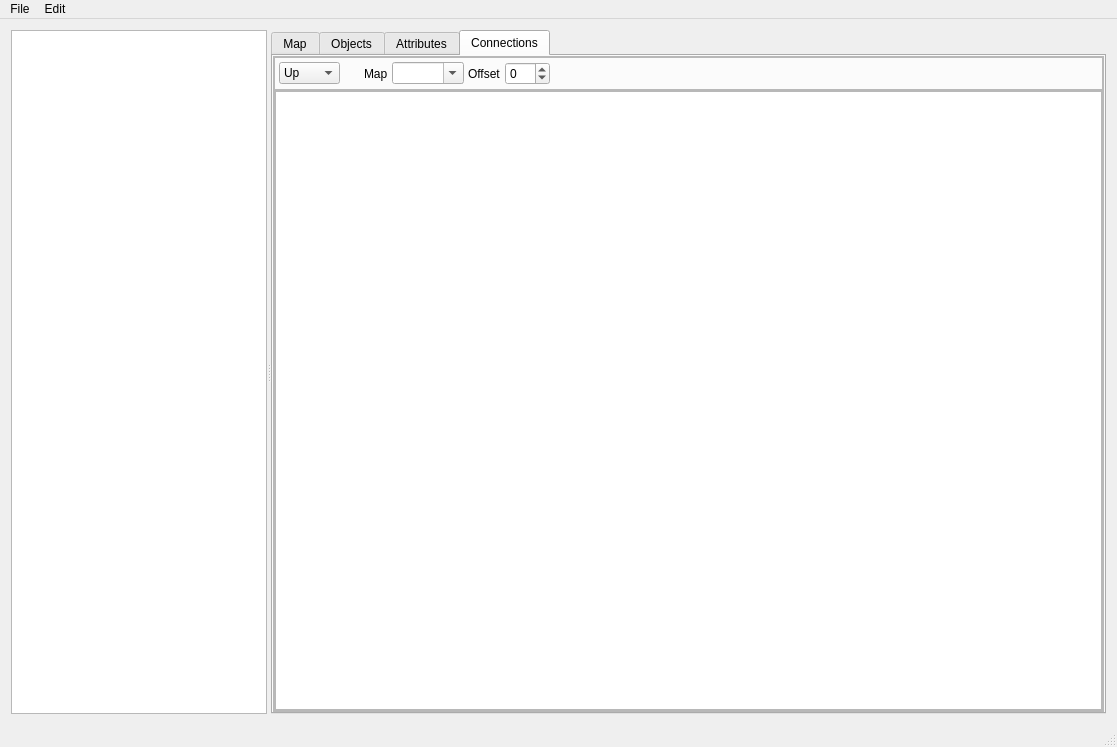
Old version of the form mainwindow.ui in the repository huderlem/porymap.
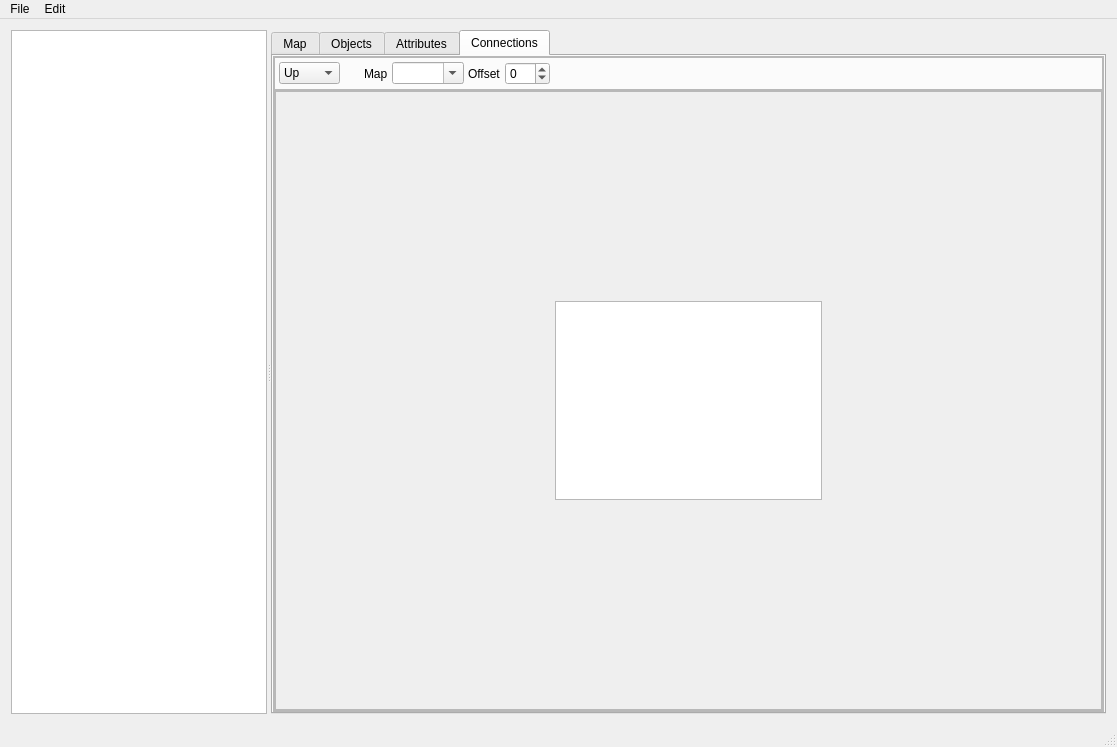
New version of the form. The open tabs and pages were chosen to show the change. Icons and pictures are not drawn. Custom widgets are drawn as their Qt base class.

Commit message: Use same graphicswindow format as Map tab

The edit to the form file:
```diff
--- a/mainwindow.ui
+++ b/mainwindow.ui
@@ -1391,7 +1391,84 @@
                 <number>0</number>
                </property>
                <item row="0" column="0">
-                <widget class="QGraphicsView" name="graphicsView_Connections"/>
+                <widget class="QScrollArea" name="scrollArea_5">
+                 <property name="sizePolicy">
+                  <sizepolicy hsizetype="Expanding" vsizetype="Expanding">
+                   <horstretch>1</horstretch>
+                   <verstretch>0</verstretch>
+                  </sizepolicy>
+                 </property>
+                 <property name="widgetResizable">
+                  <bool>true</bool>
+                 </property>
+                 <widget class="QWidget" name="scrollAreaWidgetContents_3">
+                  <property name="geometry">
+                   <rect>
+                    <x>0</x>
+                    <y>0</y>
+                    <width>826</width>
+                    <height>621</height>
+                   </rect>
+                  </property>
+                  <layout class="QGridLayout" name="gridLayout_14">
+                   <item row="1" column="1">
+                    <widget class="QGraphicsView" name="graphicsView_Connections"/>
+                   </item>
+                   <item row="1" column="0">
+                    <spacer name="horizontalSpacer_7">
+                     <property name="orientation">
+                      <enum>Qt::Horizontal</enum>
+                     </property>
+                     <property name="sizeHint" stdset="0">
+                      <size>
+                       <width>40</width>
+                       <height>20</height>
+                      </size>
+                     </property>
+                    </spacer>
+                   </item>
+                   <item row="1" column="2">
+                    <spacer name="horizontalSpacer_8">
+                     <property name="orientation">
+                      <enum>Qt::Horizontal</enum>
+                     </property>
+                     <property name="sizeHint" stdset="0">
+                      <size>
+                       <width>40</width>
+                       <height>20</height>
+                      </size>
+                     </property>
+                    </spacer>
+                   </item>
+                   <item row="0" column="1">
+                    <spacer name="verticalSpacer">
+                     <property name="orientation">
+                      <enum>Qt::Vertical</enum>
+                     </property>
+                     <property name="sizeHint" stdset="0">
+                      <size>
+                       <width>20</width>
+                       <height>40</height>
+                      </size>
+                     </property>
+                    </spacer>
+                   </item>
+                   <item row="2" column="1">
+                    <spacer name="verticalSpacer_2">
+                     <property name="orientation">
+                      <enum>Qt::Vertical</enum>
+                     </property>
+                     <property name="sizeHint" stdset="0">
+                      <size>
+                       <width>20</width>
+                       <height>40</height>
+                      </size>
+                     </property>
+                    </spacer>
+                   </item>
+                  </layout>
+                 </widget>
+                </widget>
                </item>
               </layout>
              </widget>
```
Left out of the diff: 2 changed lines with no effect on the pictures.
